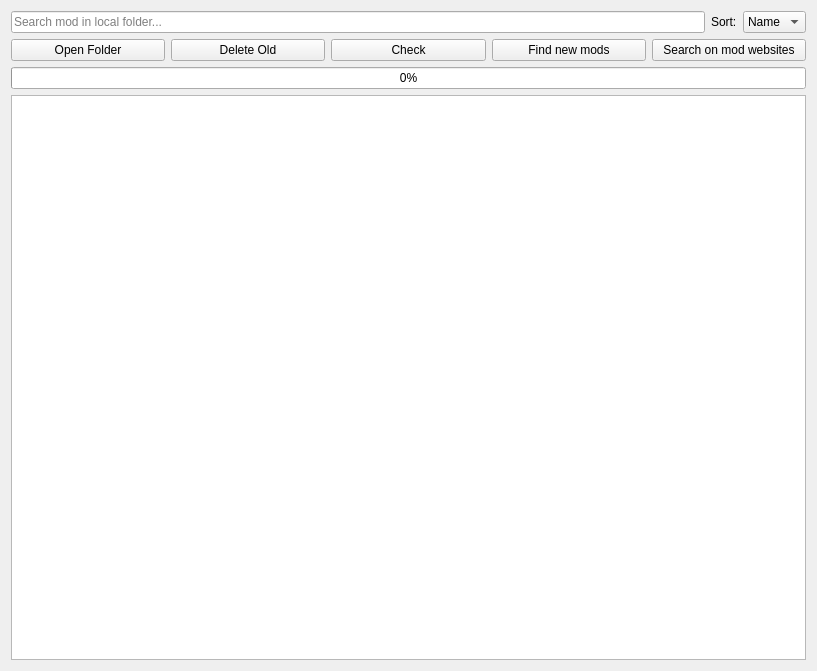
Above: src/ui/localmodbrowser.ui from kaniol-lck/modmanager before the change. Below: the same form after it.
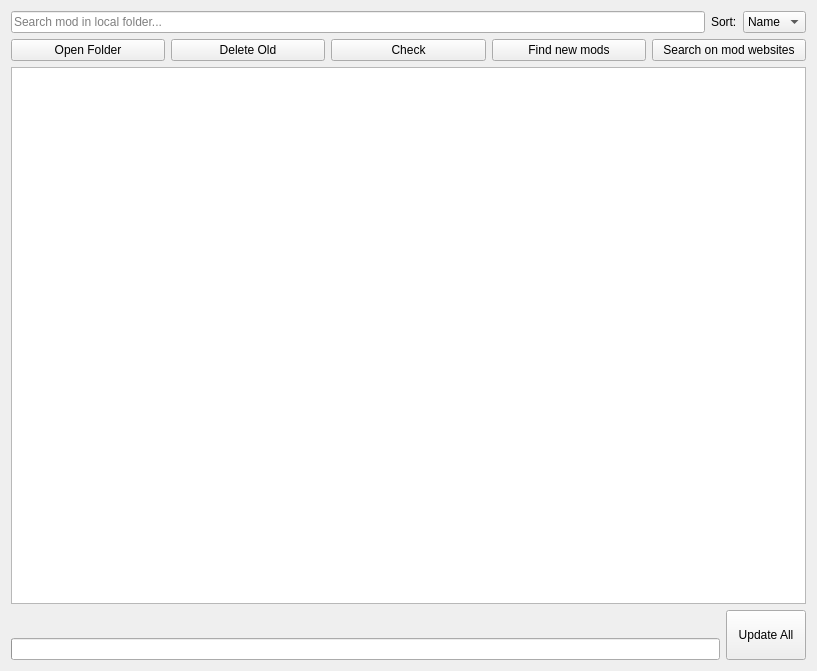
That is the form after the change. Icons and pictures are not drawn.

Commit message: add duplicate mod check and many random changes

The edit to the form file:
```diff
--- a/src/ui/localmodbrowser.ui
+++ b/src/ui/localmodbrowser.ui
@@ -13,7 +13,7 @@
   <property name="windowTitle">
    <string>Form</string>
   </property>
-  <layout class="QGridLayout" name="gridLayout">
+  <layout class="QGridLayout" name="gridLayout_2">
    <item row="0" column="0">
     <layout class="QHBoxLayout" name="horizontalLayout">
      <item>
@@ -113,19 +113,92 @@
     </layout>
    </item>
    <item row="2" column="0">
-    <widget class="QProgressBar" name="checkUpdatesProgress">
-     <property name="value">
-      <number>0</number>
-     </property>
-    </widget>
-   </item>
-   <item row="3" column="0">
     <widget class="QListWidget" name="modListWidget">
      <property name="verticalScrollMode">
       <enum>QAbstractItemView::ScrollPerPixel</enum>
      </property>
     </widget>
    </item>
+   <item row="3" column="0">
+    <layout class="QGridLayout" name="gridLayout">
+     <item row="0" column="0" rowspan="2" colspan="2">
+      <widget class="QLabel" name="statusText">
+       <property name="sizePolicy">
+        <sizepolicy hsizetype="Preferred" vsizetype="Fixed">
+         <horstretch>0</horstretch>
+         <verstretch>0</verstretch>
+        </sizepolicy>
+       </property>
+       <property name="text">
+        <string/>
+       </property>
+      </widget>
+     </item>
+     <item row="1" column="1">
+      <spacer name="horizontalSpacer">
+       <property name="orientation">
+        <enum>Qt::Horizontal</enum>
+       </property>
+       <property name="sizeHint" stdset="0">
+        <size>
+         <width>40</width>
+         <height>20</height>
+        </size>
+       </property>
+      </spacer>
+     </item>
+     <item row="2" column="0" colspan="2">
+      <widget class="QProgressBar" name="checkUpdatesProgress">
+       <property name="sizePolicy">
+        <sizepolicy hsizetype="Expanding" vsizetype="Fixed">
+         <horstretch>0</horstretch>
+         <verstretch>0</verstretch>
+        </sizepolicy>
+       </property>
+       <property name="minimumSize">
+        <size>
+         <width>0</width>
+         <height>0</height>
+        </size>
+       </property>
+       <property name="maximumSize">
+        <size>
+         <width>16777215</width>
+         <height>28</height>
+        </size>
+       </property>
+       <property name="value">
+        <number>0</number>
+       </property>
+       <property name="textVisible">
+        <bool>false</bool>
+       </property>
+      </widget>
+     </item>
+     <item row="0" column="2" rowspan="3">
+      <widget class="QPushButton" name="updateAllButton">
+       <property name="sizePolicy">
+        <sizepolicy hsizetype="Minimum" vsizetype="Fixed">
+         <horstretch>0</horstretch>
+         <verstretch>0</verstretch>
+        </sizepolicy>
+       </property>
+       <property name="minimumSize">
+        <size>
+         <width>0</width>
+         <height>50</height>
+        </size>
+       </property>
+       <property name="text">
+        <string>Update All</string>
+       </property>
+       <property name="icon">
+        <iconset theme="update-none"/>
+       </property>
+      </widget>
+     </item>
+    </layout>
+   </item>
   </layout>
  </widget>
  <resources/>
```
Left out of the diff: 3 changed lines with no effect on the pictures. The commit also changes 17 other files.
